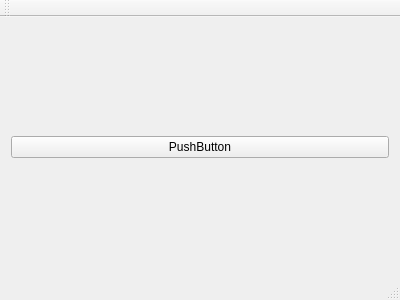
This is mainwindow.ui in shintakezou/submarine-simulator as Qt 5 draws it before an edit. The edited form follows.
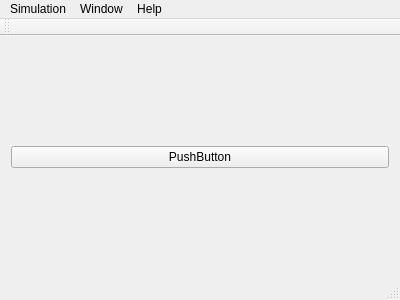
This is the edited form.

Commit message: Add an about window

Diff of the .ui file:
```diff
--- a/mainwindow.ui
+++ b/mainwindow.ui
@@ -33,6 +33,25 @@
      <height>22</height>
     </rect>
    </property>
+   <widget class="QMenu" name="menuFile">
+    <property name="title">
+     <string>Simulation</string>
+    </property>
+   </widget>
+   <widget class="QMenu" name="menuWindow">
+    <property name="title">
+     <string>Window</string>
+    </property>
+   </widget>
+   <widget class="QMenu" name="menuHelp">
+    <property name="title">
+     <string>Help</string>
+    </property>
+    <addaction name="actionAbout"/>
+   </widget>
+   <addaction name="menuFile"/>
+   <addaction name="menuWindow"/>
+   <addaction name="menuHelp"/>
   </widget>
   <widget class="QToolBar" name="mainToolBar">
    <attribute name="toolBarArea">
```
Left out of the diff: 30 changed lines with no effect on the pictures. The commit also changes 3 other files.
